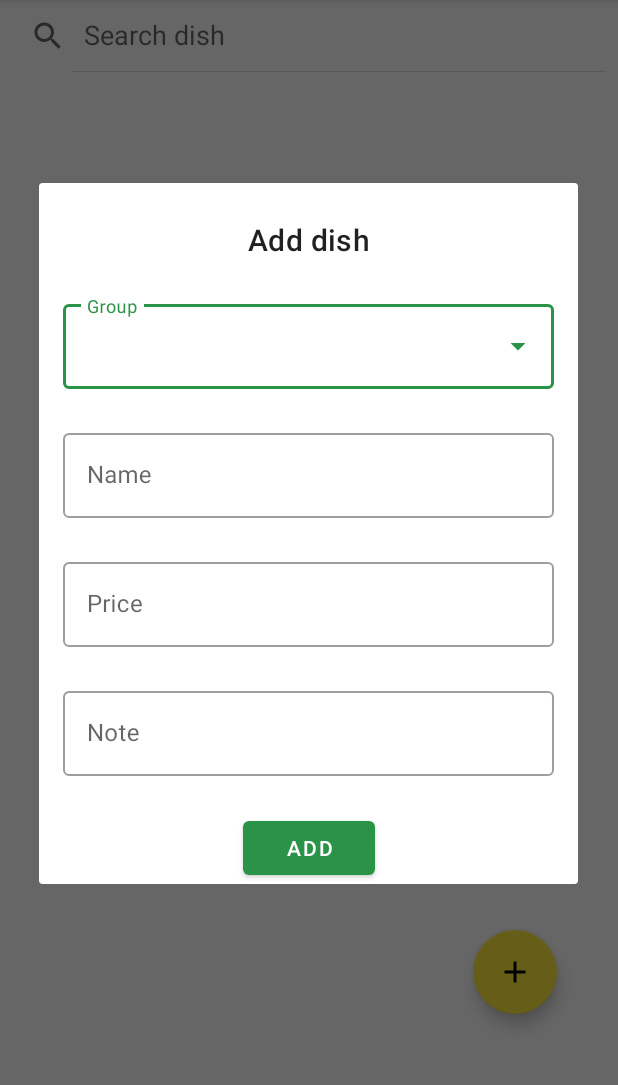
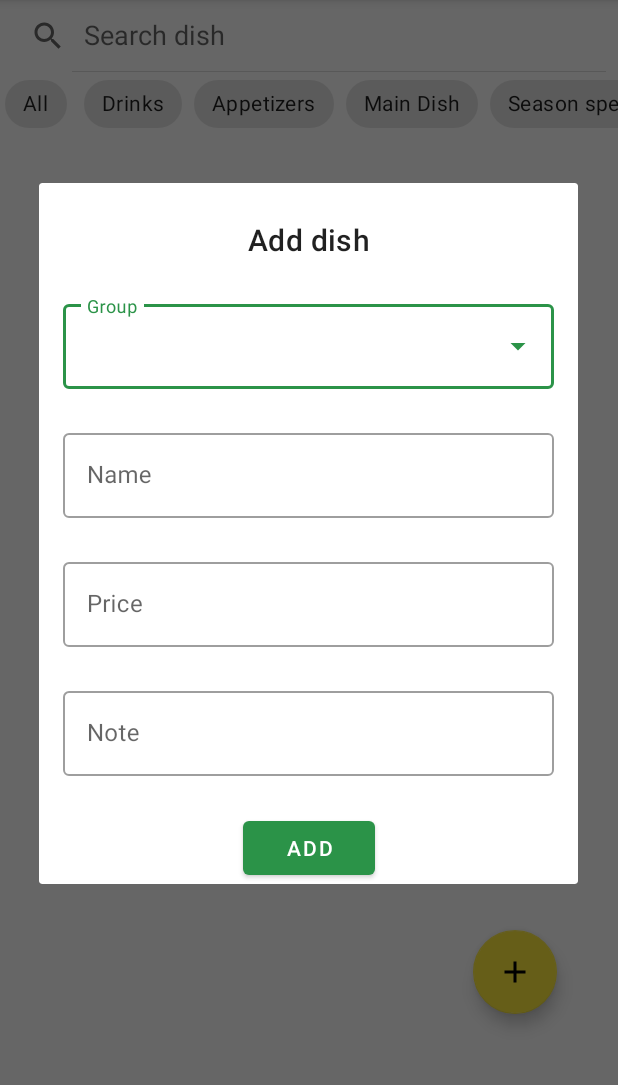
Before and after one commit to M3LNYK/Multimedia_app, an Android app: the screen it shows after launch (ADGC_Activity), after a tap on an icon or button, on a phone screen of 412 x 824 dp, the part 84-1169 px from its top. Run offline under Robolectric (Android 15) with nearby library versions, the phone set to English and light mode, and no system bars.

Commit message:
Added empty chips to search bar

```diff
--- a/app/src/main/res/layout/activity_adgc.xml
+++ b/app/src/main/res/layout/activity_adgc.xml
@@ -15,14 +15,57 @@
 
     </SearchView>
 
+    <HorizontalScrollView
+        android:layout_width="match_parent"
+        android:layout_height="wrap_content"
+        android:layout_marginTop="45dp">
+
+        <com.google.android.material.chip.ChipGroup
+            android:layout_width="match_parent"
+            android:layout_height="wrap_content"
+            app:singleLine="true">
+
+            <!-- Chips can be declared here, or added dynamically. -->
+
+            <com.google.android.material.chip.Chip
+                android:id="@+id/chip_select_all"
+                android:layout_width="wrap_content"
+                android:layout_height="wrap_content"
+                android:text="@string/All"/>
+
+            <com.google.android.material.chip.Chip
+                android:id="@+id/chip_select_drinks"
+                android:layout_width="wrap_content"
+                android:layout_height="wrap_content"
+                android:text="@string/Drinks"/>
+
+            <com.google.android.material.chip.Chip
+                android:id="@+id/chip_select_appetizers"
+                android:layout_width="wrap_content"
+                android:layout_height="wrap_content"
+                android:text="@string/Appetizers"/>
+
+            <com.google.android.material.chip.Chip
+                android:id="@+id/chip_select_main"
+                android:layout_width="wrap_content"
+                android:layout_height="wrap_content"
+                android:text="@string/Main_Dish"/>
+
+            <com.google.android.material.chip.Chip
+                android:id="@+id/chip_select_specials"
+                android:layout_width="wrap_content"
+                android:layout_height="wrap_content"
+                android:text="@string/Season_specials"/>
+
+        </com.google.android.material.chip.ChipGroup>
+    </HorizontalScrollView>
+
 
     <ListView
         android:id="@+id/menu_items"
         android:layout_width="match_parent"
         android:layout_height="match_parent"
-        android:layout_marginTop="45dp"
-        >
-
+        android:layout_marginTop="90dp">
 
 
     </ListView>
@@ -37,9 +80,9 @@
             android:id="@+id/floating_continue"
             android:layout_width="wrap_content"
             android:layout_height="wrap_content"
+            android:layout_marginLeft="315dp"
             android:layout_marginTop="490dp"
             android:layout_marginRight="24dp"
-            android:layout_marginLeft="315dp"
             android:layout_marginBottom="24dp"
             android:clickable="true"
             android:focusable="true"
@@ -50,9 +93,9 @@
             android:id="@+id/floating_edit"
             android:layout_width="wrap_content"
             android:layout_height="wrap_content"
+            android:layout_marginLeft="315dp"
             android:layout_marginTop="550dp"
             android:layout_marginRight="24dp"
-            android:layout_marginLeft="315dp"
             android:layout_marginBottom="24dp"
             android:clickable="true"
             android:focusable="true"
@@ -63,12 +106,12 @@
             android:id="@+id/floating_open"
             android:layout_width="wrap_content"
             android:layout_height="wrap_content"
+            android:layout_marginLeft="315dp"
+            android:layout_marginTop="620dp"
             android:layout_marginBottom="24dp"
-            android:layout_marginTop="620dp"
-            android:layout_marginLeft="315dp"
             android:contentDescription="Add dish"
+            android:focusable="true"
             app:backgroundTint="@color/secondaryColor"
-            android:focusable="true"
             app:srcCompat="@drawable/ic_add" />
 
     </androidx.coordinatorlayout.widget.CoordinatorLayout>
--- a/app/src/main/res/values/strings.xml
+++ b/app/src/main/res/values/strings.xml
@@ -20,4 +20,9 @@
         <item>Main Dish</item>
         <item>Season Specials</item>
     </string-array>
+    <string name="Drinks">Drinks</string>
+    <string name="Appetizers">Appetizers</string>
+    <string name="Main_Dish">Main Dish</string>
+    <string name="Season_specials">Season specials</string>
+    <string name="All">All</string>
 </resources>
```
